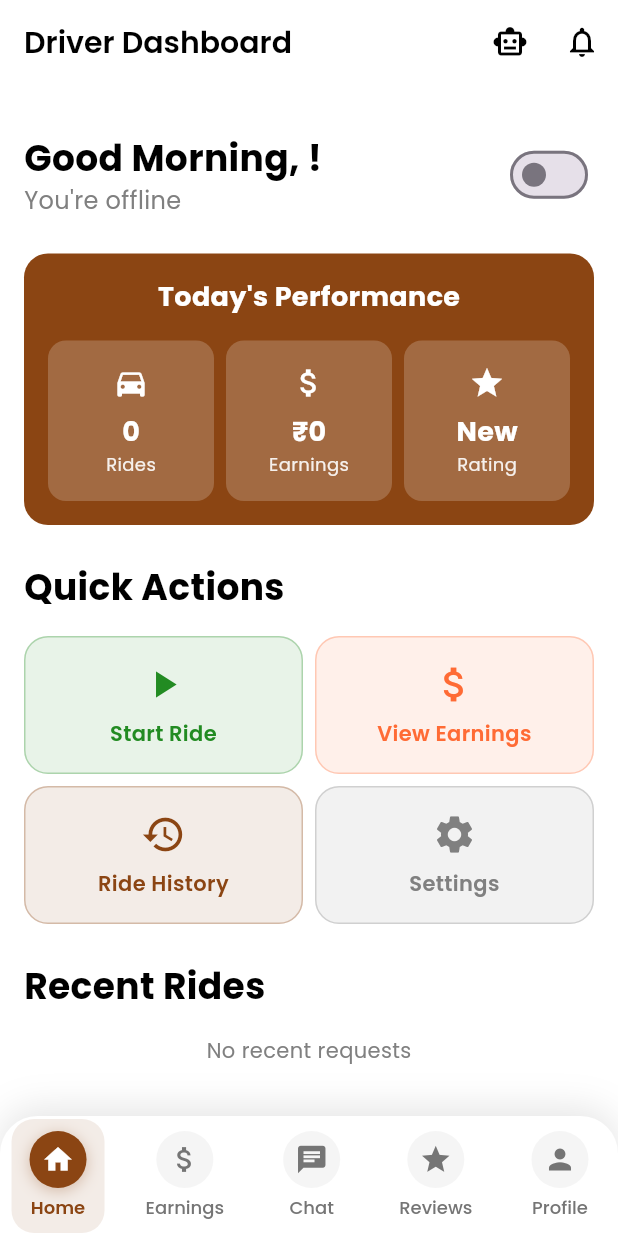
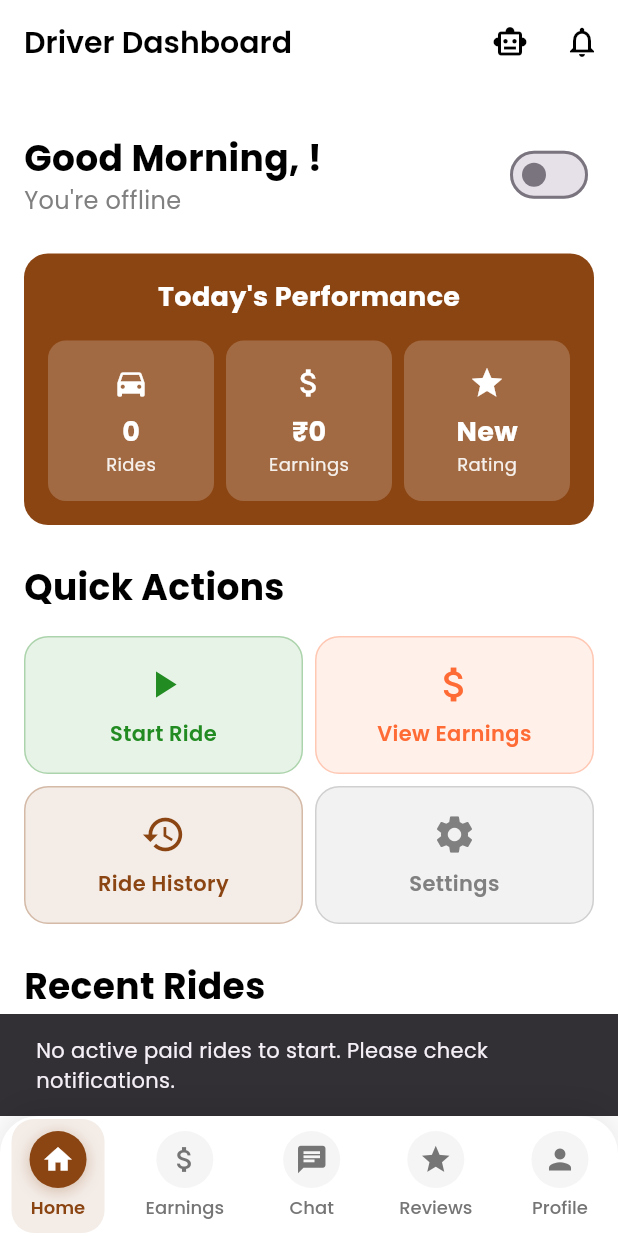
Before and after one commit to ramil0077/relygo, a Flutter app: the DriverDashboardScreen screen opened directly, after a tap on "Start Ride", on a phone screen of 412 x 824 dp. Run offline on Flutter 3.47's test engine with Material 3 defaults, Android fonts, the phone set to English and light mode, and no system bars; our stand-ins replace cloud_firestore, firebase_auth, firebase_core, geocoding, geolocator, google_fonts and 1 more; missing offline and left inert: razorpay_flutter; accounts and stored records are empty; statements that could not run were skipped.

```diff
--- a/lib/screens/driver_dashboard_screen.dart
+++ b/lib/screens/driver_dashboard_screen.dart
@@ -38,7 +38,6 @@ class _DriverDashboardScreenState extends State<DriverDashboardScreen> {
   void initState() {
     super.initState();
     _loadDriverInfo();
-    _loadTodayStats();
   }
 
   @override
@@ -57,57 +56,97 @@ class _DriverDashboardScreenState extends State<DriverDashboardScreen> {
       final data = doc.data()!;
       setState(() {
         _driverName = (data['name'] ?? data['fullName'] ?? 'Driver').toString();
+        _isOnline = (data['isOnline'] ?? false) as bool;
       });
     }
   }
 
-  Future<void> _loadTodayStats() async {
+  void _toggleOnlineStatus(bool value) async {
     final driverId = AuthService.currentUserId;
     if (driverId == null) return;
-    final now = DateTime.now();
-    final startOfDay = DateTime(now.year, now.month, now.day);
 
+    setState(() => _isOnline = value);
     try {
-      // Today's ride_requests for this driver
-      final ridesSnap = await FirebaseFirestore.instance
+      await UserService.updateOnlineStatus(driverId, value);
+    } catch (e) {
+      if (mounted) {
+        setState(() => _isOnline = !value);
+        ScaffoldMessenger.of(context).showSnackBar(
+          SnackBar(content: Text('Failed to update status: $e')),
+        );
+      }
+    }
+  }
+
+  Future<void> _handleStartRide() async {
+    final driverId = AuthService.currentUserId;
+    if (driverId == null) return;
+
+    // Check for any paid ride requests for this driver
+    final snapshot = await FirebaseFirestore.instance
         .collection('ride_requests')
         .where('driverId', isEqualTo: driverId)
-          .where(
-            'createdAt',
-            isGreaterThanOrEqualTo: Timestamp.fromDate(startOfDay),
-          )
+        .where('status', isEqualTo: 'paid')
+        .limit(1)
         .get();
 
-      int rides = ridesSnap.docs.length;
-      double earnings = 0;
-      for (final d in ridesSnap.docs) {
-        final f = d.data()['fare'];
-        if (f is num) earnings += f.toDouble();
+    if (snapshot.docs.isNotEmpty) {
+      if (mounted) {
+        Navigator.push(
+          context,
+          MaterialPageRoute(
+            builder: (context) => const DriverNotificationsScreen(),
+          ),
+        );
+      }
+    } else {
+      if (mounted) {
+        ScaffoldMessenger.of(context).showSnackBar(
+          const SnackBar(
+            content: Text('No active paid rides to start. Please check notifications.'),
+            duration: Duration(seconds: 2),
+          ),
+        );
+      }
+    }
   }
 
-      // Average rating from reviews
-      final reviewsSnap = await FirebaseFirestore.instance
-          .collection('reviews')
-          .where('driverId', isEqualTo: driverId)
-          .get();
-      double rating = 0;
-      if (reviewsSnap.docs.isNotEmpty) {
-        final total = reviewsSnap.docs.fold<double>(
-          0,
-          (sum, d) => sum + ((d.data()['rating'] ?? 0) as num).toDouble(),
+  void _showSettingsDialog() {
+    showDialog(
+      context: context,
+      builder: (context) => AlertDialog(
+        title: Text('Settings', style: GoogleFonts.poppins(fontWeight: FontWeight.bold)),
+        content: Column(
+          mainAxisSize: MainAxisSize.min,
+          children: [
+            ListTile(
+              leading: const Icon(Icons.notifications),
+              title: const Text('Notifications'),
+              trailing: Switch(value: true, onChanged: (v) {}),
+            ),
+            ListTile(
+              leading: const Icon(Icons.language),
+              title: const Text('Language'),
+              trailing: const Text('English'),
+              onTap: () {},
+            ),
+            ListTile(
+              leading: const Icon(Icons.info_outline),
+              title: const Text('App Version'),
+              trailing: const Text('1.0.0'),
+            ),
+          ],
+        ),
+        actions: [
+          TextButton(
+            onPressed: () => Navigator.pop(context),
+            child: const Text('Close'),
+          ),
+        ],
+      ),
     );
-        rating = total / reviewsSnap.docs.length;
   }
 
-      if (mounted) {
-        setState(() {
-          _todayRides = rides;
-          _todayEarnings = earnings;
-          _avgRating = rating;
-        });
-      }
-    } catch (_) {}
-  }
 
   Stream<QuerySnapshot<Map<String, dynamic>>> _recentRequestsStream() {
     final driverId = AuthService.currentUserId;
@@ -240,11 +279,7 @@ class _DriverDashboardScreenState extends State<DriverDashboardScreen> {
                   ),
                   Switch(
                     value: _isOnline,
-                    onChanged: (value) {
-                      setState(() {
-                        _isOnline = value;
-                      });
-                    },
+                    onChanged: _toggleOnlineStatus,
                     activeTrackColor: Mycolors.green,
                   ),
                 ],
@@ -252,7 +287,15 @@ class _DriverDashboardScreenState extends State<DriverDashboardScreen> {
               SizedBox(height: ResponsiveSpacing.getLargeSpacing(context)),
 
               // Today's Stats
-              Container(
+              StreamBuilder<Map<String, dynamic>>(
+                stream: UserService.streamDriverTodayStats(AuthService.currentUserId!),
+                builder: (context, snapshot) {
+                  final data = snapshot.data ?? {
+                    'rides': _todayRides,
+                    'earnings': _todayEarnings,
+                    'averageRating': _avgRating,
+                  };
+                  return Container(
                     padding: ResponsiveUtils.getResponsivePadding(context),
                     decoration: BoxDecoration(
                       color: Mycolors.basecolor,
@@ -284,12 +327,14 @@ class _DriverDashboardScreenState extends State<DriverDashboardScreen> {
                           height: ResponsiveSpacing.getMediumSpacing(context),
                         ),
                         ResponsiveWidget(
-                      mobile: _buildMobileStatsGrid(context),
-                      tablet: _buildTabletStatsGrid(context),
-                      desktop: _buildDesktopStatsGrid(context),
+                          mobile: _buildMobileStatsGrid(context, data),
+                          tablet: _buildTabletStatsGrid(context, data),
+                          desktop: _buildDesktopStatsGrid(context, data),
                         ),
                       ],
                     ),
+                  );
+                }
               ),
               SizedBox(height: ResponsiveSpacing.getLargeSpacing(context)),
 
@@ -482,13 +527,13 @@ class _DriverDashboardScreenState extends State<DriverDashboardScreen> {
   }
 
   // Mobile Stats Grid - 3 columns
-  Widget _buildMobileStatsGrid(BuildContext context) {
+  Widget _buildMobileStatsGrid(BuildContext context, Map<String, dynamic> data) {
     return Row(
       children: [
         Expanded(
           child: _buildStatCard(
             context,
-            '$_todayRides',
+            '${data['rides']}',
             'Rides',
             Icons.directions_car,
           ),
@@ -497,7 +542,7 @@ class _DriverDashboardScreenState extends State<DriverDashboardScreen> {
         Expanded(
           child: _buildStatCard(
             context,
-            '₹${_todayEarnings.toStringAsFixed(0)}',
+            '₹${(data['earnings'] as num).toStringAsFixed(0)}',
             'Earnings',
             Icons.attach_money,
           ),
@@ -506,7 +551,7 @@ class _DriverDashboardScreenState extends State<DriverDashboardScreen> {
         Expanded(
           child: _buildStatCard(
             context,
-            _avgRating == 0 ? 'New' : _avgRating.toStringAsFixed(1),
+            data['averageRating'] == 0 ? 'New' : (data['averageRating'] as num).toStringAsFixed(1),
             'Rating',
             Icons.star,
           ),
@@ -516,13 +561,13 @@ class _DriverDashboardScreenState extends State<DriverDashboardScreen> {
   }
 
   // Tablet Stats Grid - 3 columns with more spacing
-  Widget _buildTabletStatsGrid(BuildContext context) {
+  Widget _buildTabletStatsGrid(BuildContext context, Map<String, dynamic> data) {
     return Row(
       children: [
         Expanded(
           child: _buildStatCard(
             context,
-            '$_todayRides',
+            '${data['rides']}',
             'Rides',
             Icons.directions_car,
           ),
@@ -531,7 +576,7 @@ class _DriverDashboardScreenState extends State<DriverDashboardScreen> {
         Expanded(
           child: _buildStatCard(
             context,
-            '₹${_todayEarnings.toStringAsFixed(0)}',
+            '₹${(data['earnings'] as num).toStringAsFixed(0)}',
             'Earnings',
             Icons.attach_money,
           ),
@@ -540,7 +585,7 @@ class _DriverDashboardScreenState extends State<DriverDashboardScreen> {
         Expanded(
           child: _buildStatCard(
             context,
-            _avgRating == 0 ? 'New' : _avgRating.toStringAsFixed(1),
+            data['averageRating'] == 0 ? 'New' : (data['averageRating'] as num).toStringAsFixed(1),
             'Rating',
             Icons.star,
           ),
@@ -550,13 +595,13 @@ class _DriverDashboardScreenState extends State<DriverDashboardScreen> {
   }
 
   // Desktop Stats Grid - 3 columns with maximum spacing
-  Widget _buildDesktopStatsGrid(BuildContext context) {
+  Widget _buildDesktopStatsGrid(BuildContext context, Map<String, dynamic> data) {
     return Row(
       children: [
         Expanded(
           child: _buildStatCard(
             context,
-            '$_todayRides',
+            '${data['rides']}',
             'Rides',
             Icons.directions_car,
           ),
@@ -565,7 +610,7 @@ class _DriverDashboardScreenState extends State<DriverDashboardScreen> {
         Expanded(
           child: _buildStatCard(
             context,
-            '₹${_todayEarnings.toStringAsFixed(0)}',
+            '₹${(data['earnings'] as num).toStringAsFixed(0)}',
             'Earnings',
             Icons.attach_money,
           ),
@@ -574,7 +619,7 @@ class _DriverDashboardScreenState extends State<DriverDashboardScreen> {
         Expanded(
           child: _buildStatCard(
             context,
-            _avgRating == 0 ? 'New' : _avgRating.toStringAsFixed(1),
+            data['averageRating'] == 0 ? 'New' : (data['averageRating'] as num).toStringAsFixed(1),
             'Rating',
             Icons.star,
           ),
@@ -582,6 +627,7 @@ class _DriverDashboardScreenState extends State<DriverDashboardScreen> {
       ],
     );
   }
+
 
   // Mobile Action Grid - 2x2
   Widget _buildMobileActionGrid(BuildContext context) {
@@ -595,9 +641,7 @@ class _DriverDashboardScreenState extends State<DriverDashboardScreen> {
                 "Start Ride",
                 Icons.play_arrow,
                 Mycolors.green,
-                () {
-                  // Start ride functionality
-                },
+                _handleStartRide,
               ),
             ),
             SizedBox(width: ResponsiveSpacing.getSmallSpacing(context)),
@@ -642,9 +686,7 @@ class _DriverDashboardScreenState extends State<DriverDashboardScreen> {
                 "Settings",
                 Icons.settings,
                 Mycolors.gray,
-                () {
-                  // Settings functionality
-                },
+                _showSettingsDialog,
               ),
             ),
           ],
@@ -665,9 +707,7 @@ class _DriverDashboardScreenState extends State<DriverDashboardScreen> {
                 "Start Ride",
                 Icons.play_arrow,
                 Mycolors.green,
-                () {
-                  // Start ride functionality
-                },
+                _handleStartRide,
               ),
             ),
             SizedBox(width: ResponsiveSpacing.getMediumSpacing(context)),
@@ -712,9 +752,7 @@ class _DriverDashboardScreenState extends State<DriverDashboardScreen> {
                 "Settings",
                 Icons.settings,
                 Mycolors.gray,
-                () {
-                  // Settings functionality
-                },
+                _showSettingsDialog,
               ),
             ),
           ],
@@ -722,6 +760,7 @@ class _DriverDashboardScreenState extends State<DriverDashboardScreen> {
       ],
     );
   }
+
 
   // Desktop Action Grid - 4 columns
   Widget _buildDesktopActionGrid(BuildContext context) {
@@ -733,9 +772,7 @@ class _DriverDashboardScreenState extends State<DriverDashboardScreen> {
             "Start Ride",
             Icons.play_arrow,
             Mycolors.green,
-            () {
-              // Start ride functionality
-            },
+            _handleStartRide,
           ),
         ),
         SizedBox(width: ResponsiveSpacing.getMediumSpacing(context)),
@@ -776,9 +813,7 @@ class _DriverDashboardScreenState extends State<DriverDashboardScreen> {
             "Settings",
             Icons.settings,
             Mycolors.gray,
-            () {
-              // Settings functionality
-            },
+            _showSettingsDialog,
           ),
         ),
       ],
--- a/lib/screens/driver_profile_screen.dart
+++ b/lib/screens/driver_profile_screen.dart
@@ -35,15 +35,41 @@ class _DriverProfileScreenState extends State<DriverProfileScreen> {
           : StreamBuilder<Map<String, dynamic>?>(
               stream: UserService.streamUserById(userId),
               builder: (context, snapshot) {
+                if (snapshot.connectionState == ConnectionState.waiting) {
+                  return const Center(child: CircularProgressIndicator());
+                }
+                if (snapshot.hasError) {
+                  return Center(
+                    child: Text(
+                      "Error: ${snapshot.error}",
+                      style: GoogleFonts.poppins(color: Mycolors.red),
+                    ),
+                  );
+                }
+
                 final data = snapshot.data;
-                final name = (data?['name'] ?? 'Driver').toString();
-                final email = (data?['email'] ?? '').toString();
-                final phone = (data?['phone'] ?? '').toString();
-                final photoUrl = (data?['photoUrl'] ?? '').toString();
-                final rating = (data?['rating'] ?? 4.8).toString();
+                if (data == null) {
+                  return Center(
+                    child: Text(
+                      "User data not found",
+                      style: GoogleFonts.poppins(color: Mycolors.gray),
+                    ),
+                  );
+                }
+
+                final name = (data['name'] ?? 'Driver').toString();
+                final email = (data['email'] ?? '').toString();
+                final phone = (data['phone'] ?? '').toString();
+                final photoUrl = (data['photoUrl'] ?? '').toString();
+                final rating = (data['rating'] ?? 4.8).toString();
                 final vehicle =
-                    (data?['vehicle'] ?? {}) as Map<String, dynamic>;
+                    (data['vehicle'] ?? {}) as Map<String, dynamic>;
                 final vehicleType = (vehicle['type'] ?? 'Vehicle').toString();
+
+                // Dynamic stats from user data if available, otherwise defaults
+                final totalRides = (data['totalRides'] ?? '0').toString();
+                final totalEarnings = (data['totalEarnings'] ?? '0').toString();
+                final hoursToday = (data['hoursToday'] ?? '0').toString();
 
                 return SingleChildScrollView(
                   padding: const EdgeInsets.all(20),
@@ -129,7 +155,7 @@ class _DriverProfileScreenState extends State<DriverProfileScreen> {
                                 borderRadius: BorderRadius.circular(20),
                               ),
                               child: Text(
-                                "Online",
+                                (data['isOnline'] ?? true) ? "Online" : "Offline",
                                 style: GoogleFonts.poppins(
                                   fontSize: 14,
                                   color: Colors.white,
@@ -147,7 +173,7 @@ class _DriverProfileScreenState extends State<DriverProfileScreen> {
                         children: [
                           Expanded(
                             child: _buildStatCard(
-                              "150",
+                              totalRides,
                               "Total Rides",
                               Icons.directions_car,
                             ),
@@ -155,7 +181,7 @@ class _DriverProfileScreenState extends State<DriverProfileScreen> {
                           const SizedBox(width: 15),
                           Expanded(
                             child: _buildStatCard(
-                              "₹45,000",
+                              "₹$totalEarnings",
                               "Total Earnings",
                               Icons.attach_money,
                             ),
@@ -167,7 +193,7 @@ class _DriverProfileScreenState extends State<DriverProfileScreen> {
                         children: [
                           Expanded(
                             child: _buildStatCard(
-                              "6.5",
+                              hoursToday,
                               "Hours Today",
                               Icons.access_time,
                             ),
@@ -194,7 +220,7 @@ class _DriverProfileScreenState extends State<DriverProfileScreen> {
                             currentName: name,
                             currentEmail: email,
                             currentPhone: phone,
-                            currentLicense: (data?['licenseNumber'] ?? '')
+                            currentLicense: (data['licenseNumber'] ?? '')
                                 .toString(),
                           );
                         },
@@ -302,6 +328,7 @@ class _DriverProfileScreenState extends State<DriverProfileScreen> {
                 );
               },
             ),
+
     );
   }
 
```
Also changed, not shown: lib/services/user_service.dart (+39 -0 lines). Lines whose indentation alone changed are shown as unchanged.
